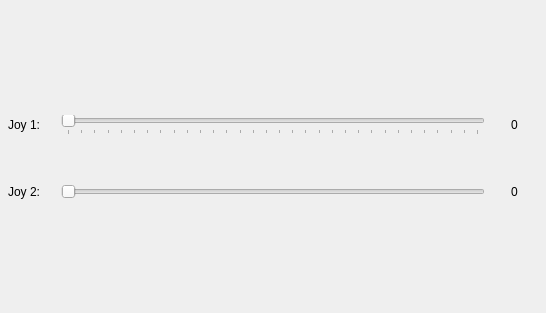
First picture: the form in client_desktop/linearform.ui, repository ricardoquesada/unijoysticle, before the edit.
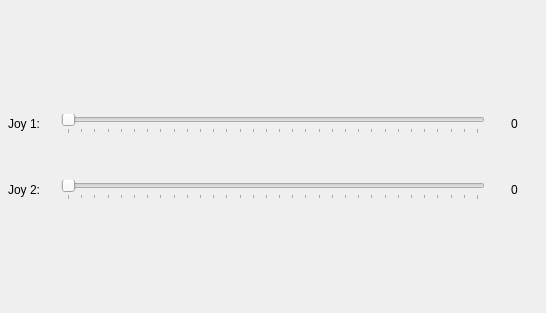
Second picture: the form after the edit.

Commit message: desktop client: ticks on sliders

```diff
--- a/client_desktop/linearform.ui
+++ b/client_desktop/linearform.ui
@@ -53,6 +53,9 @@
        <property name="maximum">
         <number>31</number>
        </property>
+       <property name="pageStep">
+        <number>1</number>
+       </property>
        <property name="orientation">
         <enum>Qt::Horizontal</enum>
        </property>
@@ -100,9 +103,18 @@
      </item>
      <item>
       <widget class="QSlider" name="horizontalSlider_joy2">
+       <property name="maximum">
+        <number>31</number>
+       </property>
+       <property name="pageStep">
+        <number>1</number>
+       </property>
        <property name="orientation">
         <enum>Qt::Horizontal</enum>
        </property>
+       <property name="tickPosition">
+        <enum>QSlider::TicksBelow</enum>
+       </property>
       </widget>
      </item>
      <item>
```
